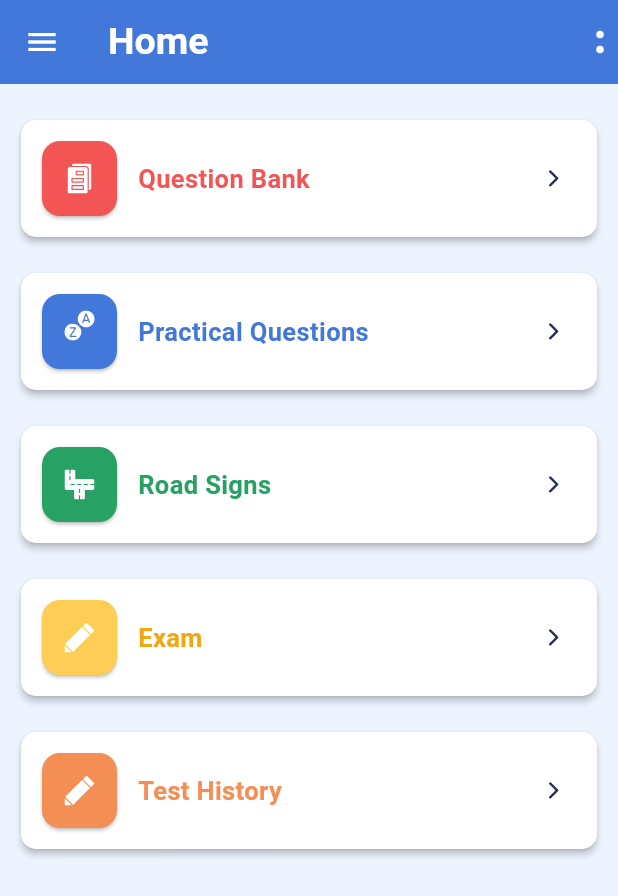
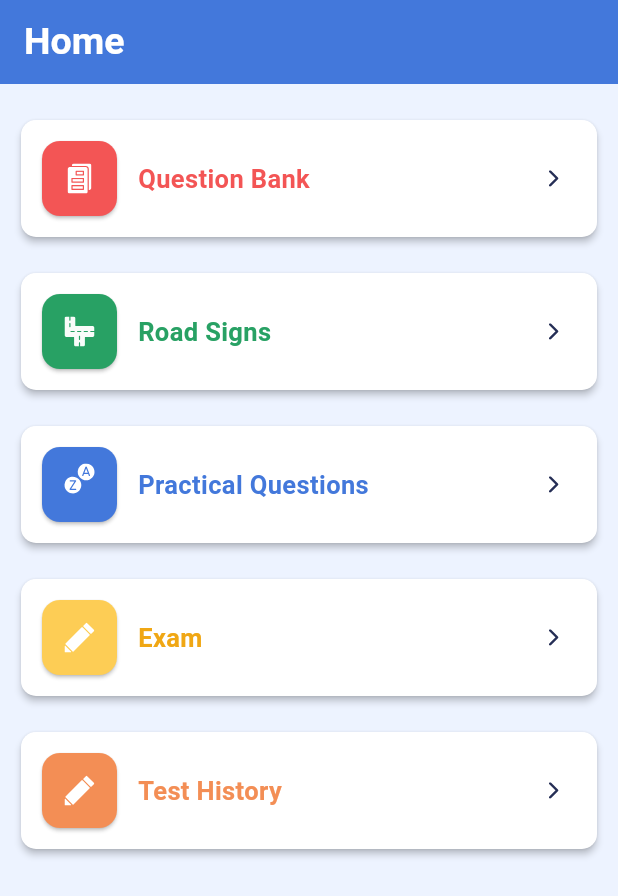
Before and after one commit to ananddevloper/rto_apps, a Flutter app: the screen it shows after launch, on a phone screen of 412 x 824 dp. Shown: the top 896 px of the screen. Run offline on Flutter 3.47's test engine with Material 3 defaults, Android fonts, the phone set to English and light mode, and no system bars; our stand-ins replace flutter_svg, lottie; project files that could hold a hidden picture were left out.

Commit message:
Today complete all task

```diff
--- a/lib/Screen/home_screen.dart
+++ b/lib/Screen/home_screen.dart
@@ -32,6 +32,16 @@ List<QuestionModel> homeScreenLoadingList = []; /////////////////////
       Navigator.push(context, MaterialPageRoute(builder: (context) => QuestionBank(questionList: homeScreenLoadingList.where((q)=> q.image == null || q.image!.isEmpty).toList())));
     }
     },
+
+    {
+      'cardColor': AppColors.greenColors,
+      'icon': SvgPicture.asset(AppIcon.roadSign),
+    'title': 'Road Signs',
+    'titleColor': AppColors.greenColors,
+    'onTap': () {
+      Navigator.push(context, MaterialPageRoute(builder: (context) => RoadSignScreen(roadSign: homeScreenLoadingList.where((q)=> q.image !=null || (q.image?.isNotEmpty ?? false)).toList())));
+    },
+    },
     {
       'cardColor': AppColors.appBarColors,
       'icon': SvgPicture.asset(AppIcon.aToZ),
@@ -39,15 +49,6 @@ List<QuestionModel> homeScreenLoadingList = []; /////////////////////
     'titleColor': AppColors.appBarColors,
     'onTap':  () {
       Navigator.push(context, MaterialPageRoute(builder: (context) => PracticeQuestionSectionPage(practiceQuestions: homeScreenLoadingList,)));
-    },
-    },
-    {
-      'cardColor': AppColors.greenColors,
-      'icon': SvgPicture.asset(AppIcon.roadSign),
-    'title': 'Road Signs',
-    'titleColor': AppColors.greenColors,
-    'onTap': () {
-      Navigator.push(context, MaterialPageRoute(builder: (context) => RoadSignScreen(roadSign: homeScreenLoadingList.where((q)=> q.image !=null || (q.image?.isNotEmpty ?? false)).toList())));
     },
     },
     {
@@ -78,7 +79,7 @@ List<QuestionModel> homeScreenLoadingList = []; /////////////////////
         iconTheme: IconThemeData(color: AppColors.whiteColors),
         backgroundColor: AppColors.appBarColors,
 
-        leading: Icon(Icons.menu),
+
         title: Text(
           'Home',
           style: TextStyle(
@@ -87,7 +88,7 @@ List<QuestionModel> homeScreenLoadingList = []; /////////////////////
             color: AppColors.whiteColors,
           ),
         ),
-        actions: [SvgPicture.asset(AppIcon.dots)],
+
       ),
       body: Padding(
         padding: const EdgeInsets.fromLTRB(10, 20, 10, 20),
--- a/lib/Screen/introduction_page.dart
+++ b/lib/Screen/introduction_page.dart
@@ -30,7 +30,7 @@ class _IntroductionPageState extends State<IntroductionPage> {
           'Exam',
           style: TextStyle(
             fontSize: 25,
-            fontWeight: FontWeight.w500,
+            fontWeight: FontWeight.bold,
             color: AppColors.whiteColors,
           ),
         ),
--- a/lib/Screen/practice_question_section_page.dart
+++ b/lib/Screen/practice_question_section_page.dart
@@ -48,7 +48,7 @@ class _PracticeQuestionSectionPageState
           'Practice Questions',
           style: TextStyle(
             color: AppColors.whiteColors,
-            fontSize: 20,
+            fontSize: 25,
             fontWeight: FontWeight.bold,
           ),
         ),
--- a/lib/Screen/question_bank.dart
+++ b/lib/Screen/question_bank.dart
@@ -26,7 +26,7 @@ class _QuestionBankState extends State<QuestionBank> {
           'Question Bank',
           style: TextStyle(
             color: AppColors.whiteColors,
-            fontSize: 20,
+            fontSize: 25,
             fontWeight: FontWeight.bold,
           ),
         ),
```
Also changed, not shown: lib/Screen/practice_questions.dart (+8 -3 lines).
